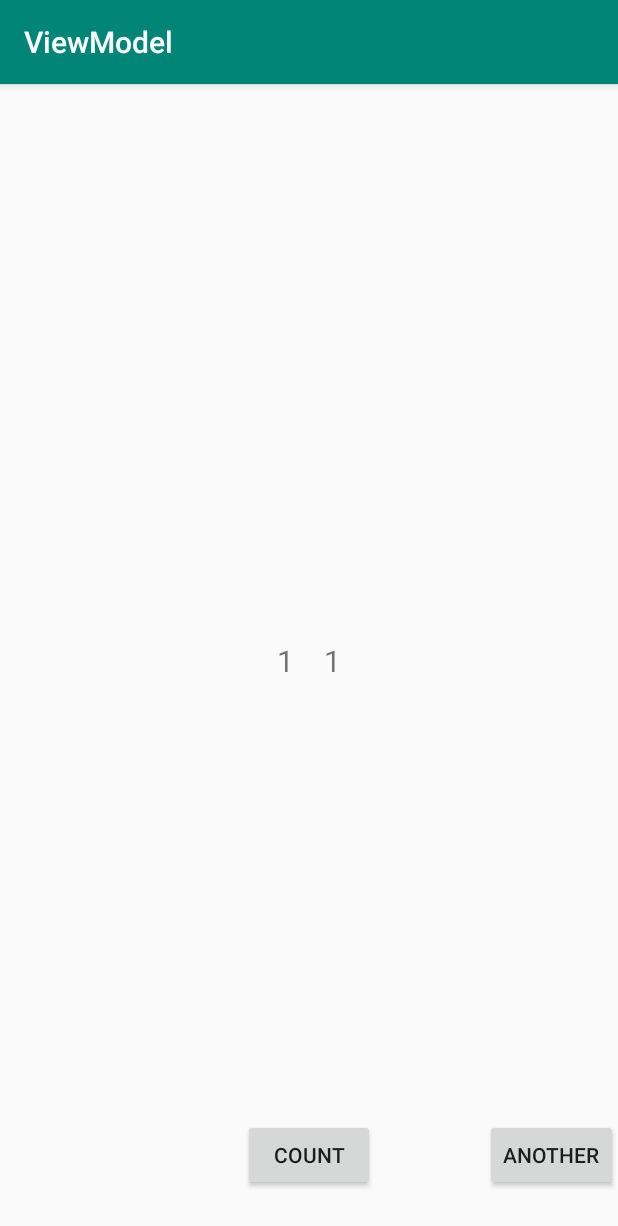
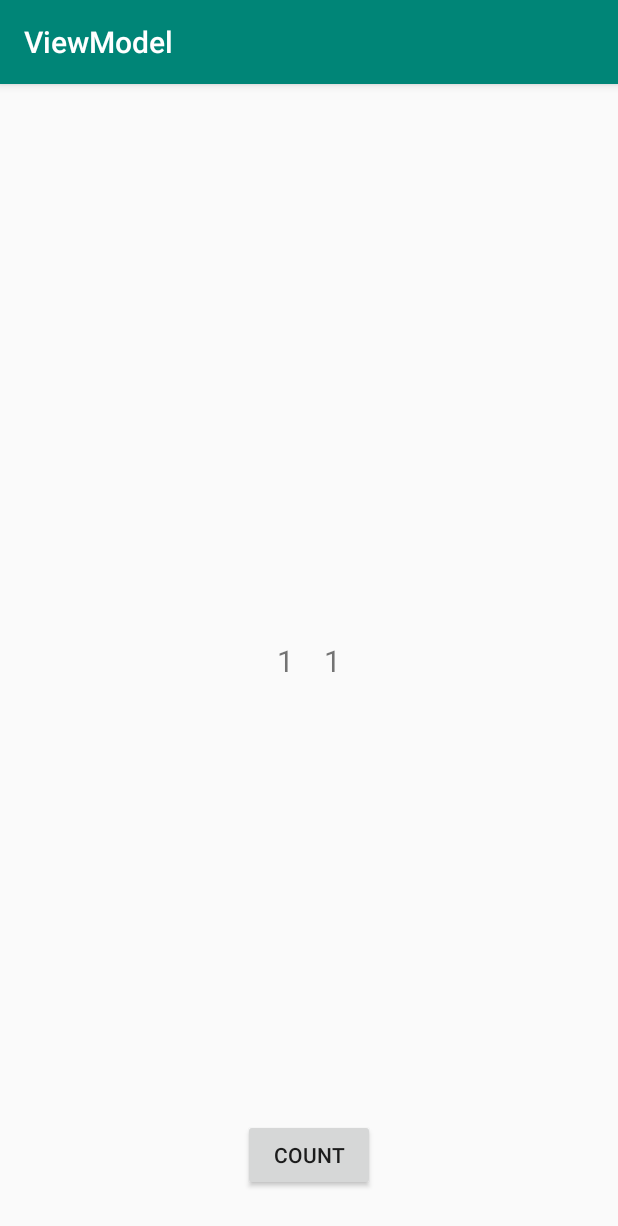
Before and after one commit to yuki-kamikita/ViewModel, an Android app: the screen it shows after launch (MainActivity), after a tap on "COUNT", on a phone screen of 412 x 824 dp. Shown: the top 1226 px of the screen. Run offline under Robolectric (Android 15) with nearby library versions, the phone set to English and light mode, and no system bars.

Commit message:
不要なものを削除

```diff
--- a/app/src/main/java/kirin3/jp/viewmodel/CountViewModel.kt
+++ b/app/src/main/java/kirin3/jp/viewmodel/CountViewModel.kt
@@ -3,10 +3,9 @@ package kirin3.jp.viewmodel
 import android.arch.lifecycle.ViewModel
 
 class CountViewModel : ViewModel() {
-    // companion objectにするとCountViewModelのインスタンスから外れた独立したインスタンスとして作成され、
-    // 別々の場所から同一にアクセスできる
-    companion object {
-        // ViewModelに属するカウンター
-        var counterB: Int = 0
-    }
+
+    // ViewModelで変数を用意し、値を保存する
+    // 画面回転等でActivityを起動しても値が保持される
+    var counterB: Int = 0
+
 }
--- a/app/src/main/java/kirin3/jp/viewmodel/MainActivity.kt
+++ b/app/src/main/java/kirin3/jp/viewmodel/MainActivity.kt
@@ -3,38 +3,29 @@ package kirin3.jp.viewmodel
 import android.arch.lifecycle.ViewModelProviders
 import android.support.v7.app.AppCompatActivity
 import android.os.Bundle
-import android.widget.Button
-import android.widget.TextView
 import kotlinx.android.synthetic.main.activity_main.*
 
 class MainActivity : AppCompatActivity() {
+
+    // Activityで変数を用意し、値を保存する
+    // 画面回転等でActivityを起動し直すたびに値がリセットされる
+    private var counterA = 0
 
     override fun onCreate(savedInstanceState: Bundle?) {
         super.onCreate(savedInstanceState)
         setContentView(R.layout.activity_main)
 
-        // アクティビティに属するカウンター
-        var counterA = 0
+        // viewModelにアクセスするためにインスタンスを作成
+        // arch.lifecycle.ViewModelProvidersは最新版では非推奨なので修正する必要あり
+        val viewModel: CountViewModel = ViewModelProviders.of(this).get(CountViewModel::class.java)
 
-        // インスタンスを作成
-        val viewModel: CountViewModel
-                = ViewModelProviders.of(this).get(CountViewModel::class.java)
-
-        val text1 = findViewById(R.id.text1) as TextView
-        val text2 = findViewById(R.id.text2) as TextView
-
-        val button = findViewById(R.id.button) as Button
+        // ボタンを押すとカウントアップ
         button.setOnClickListener {
             counterA++
-            CountViewModel.counterB++
+            viewModel.counterB++
 
-            text1.setText(counterA.toString())
-            text2.setText(CountViewModel.counterB.toString())
-        }
-
-        val another = another()
-        button_another.setOnClickListener {
-            another.countup()
+            text1.text = counterA.toString()
+            text2.text = viewModel.counterB.toString()
         }
 
     }
--- a/app/src/main/java/kirin3/jp/viewmodel/another.kt
+++ /dev/null
@@ -1,10 +0,0 @@
-package kirin3.jp.viewmodel
-
-// シングルトン（統一インスタンス）実験用
-class another {
-
-    val viewModel = CountViewModel
-    fun countup(){
-        viewModel.counterB++
-    }
-}
--- a/app/src/main/res/layout/activity_main.xml
+++ b/app/src/main/res/layout/activity_main.xml
@@ -42,12 +42,4 @@
             app:layout_constraintLeft_toLeftOf="parent"
             app:layout_constraintRight_toRightOf="parent" />
 
-    <Button
-            android:id="@+id/button_another"
-            android:layout_width="wrap_content"
-            android:layout_height="wrap_content"
-            android:text="another"
-            app:layout_constraintBottom_toBottomOf="@+id/button"
-            app:layout_constraintEnd_toEndOf="parent" />
-
 </android.support.constraint.ConstraintLayout>
```
